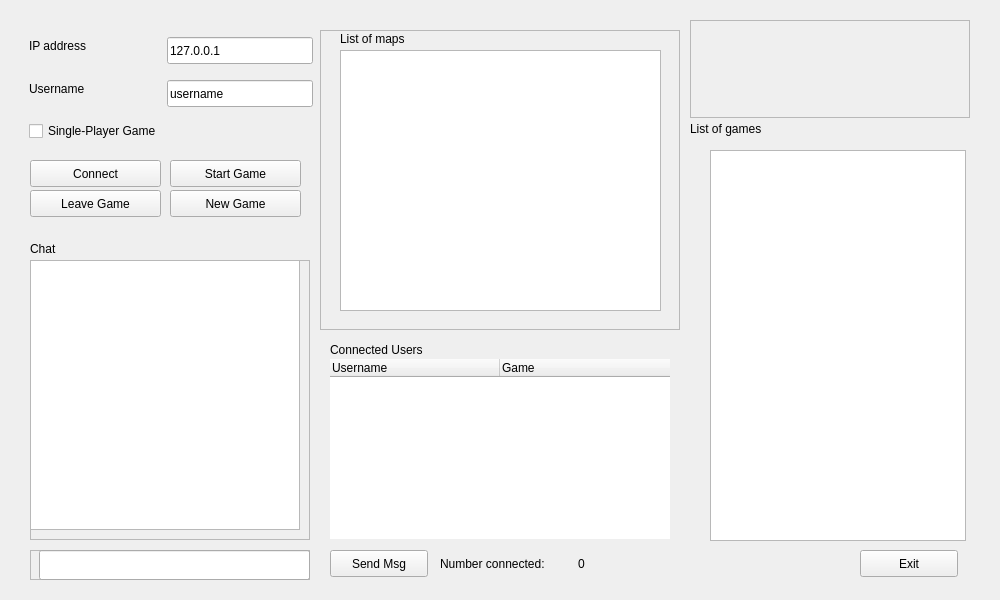
Qt form src/client/lobbywindow.ui (dc2011/td) before a commit.
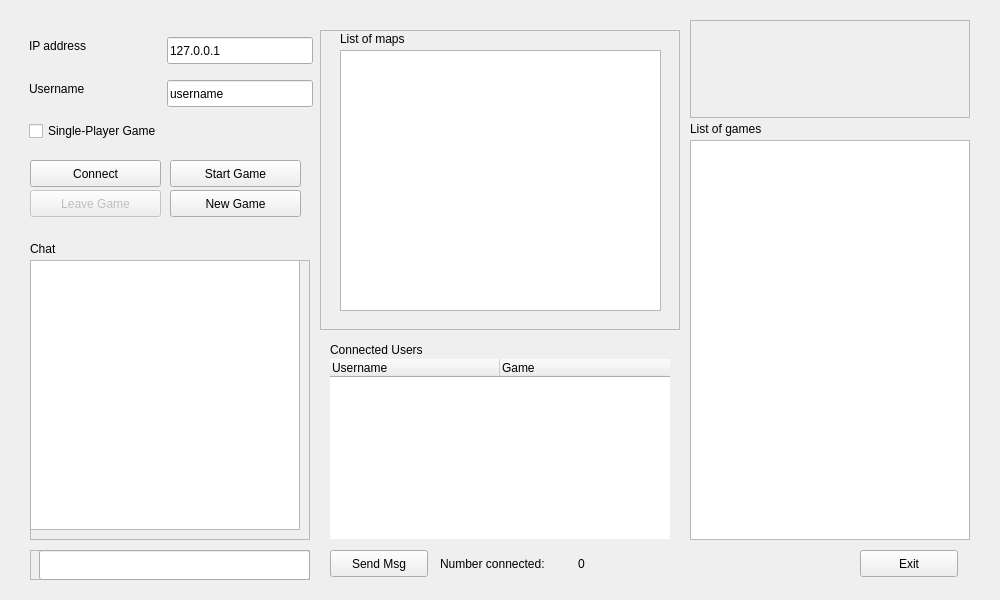
The same form after that commit.

Patch:
```diff
--- a/src/client/lobbywindow.ui
+++ b/src/client/lobbywindow.ui
@@ -387,14 +387,17 @@
    <widget class="QListWidget" name="gameList">
     <property name="geometry">
      <rect>
-      <x>710</x>
-      <y>150</y>
-      <width>256</width>
-      <height>391</height>
+      <x>690</x>
+      <y>140</y>
+      <width>280</width>
+      <height>400</height>
      </rect>
     </property>
    </widget>
    <widget class="QPushButton" name="leaveGame">
+    <property name="enabled">
+     <bool>false</bool>
+    </property>
     <property name="geometry">
      <rect>
       <x>30</x>
```
